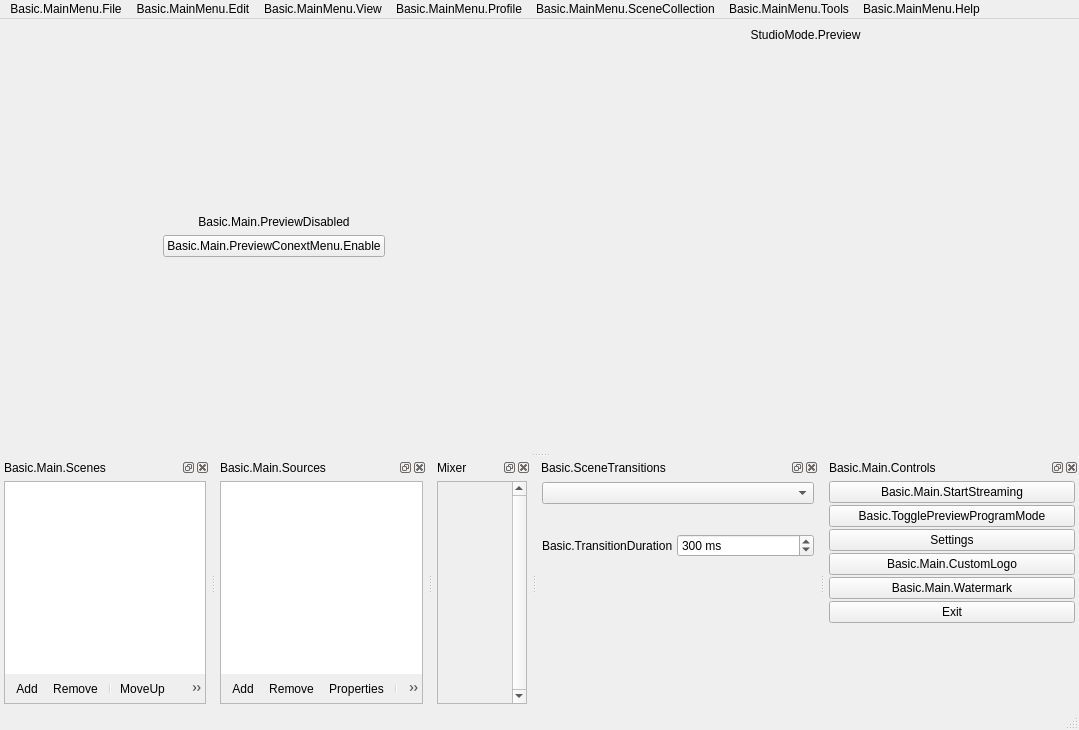
Qt form UI/forms/OBSBasic.ui (evercast/evercast-broadcaster-software) before a commit.
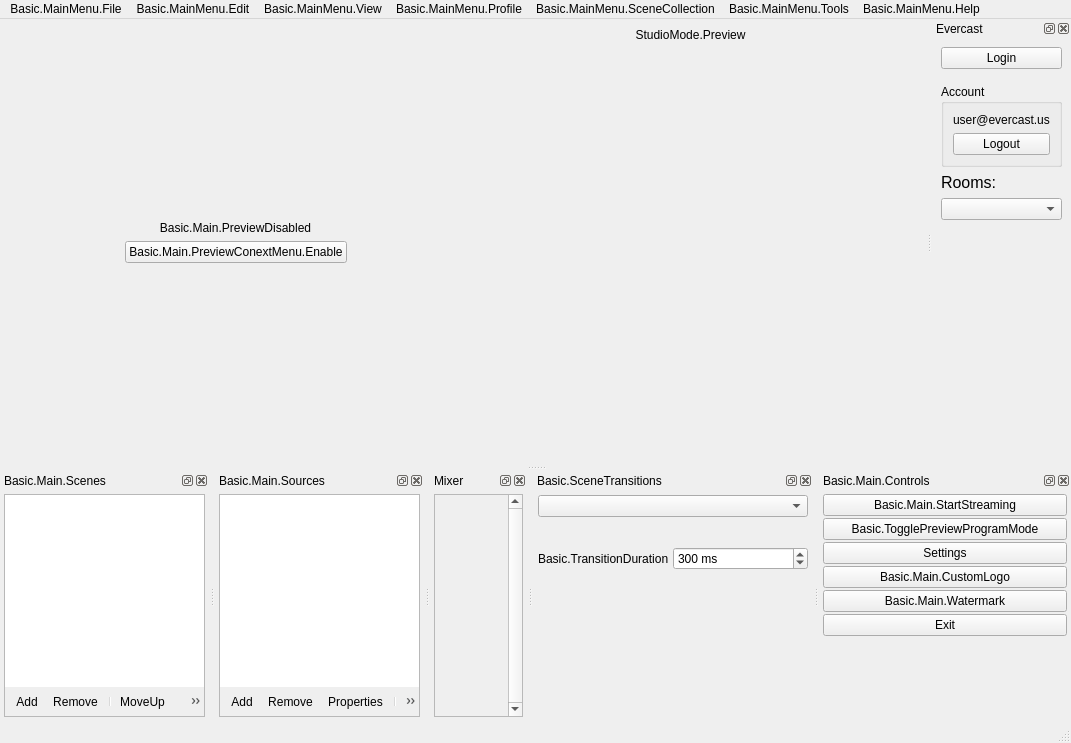
The same form after that commit. Icons and pictures are not drawn. Custom widgets are drawn as their Qt base class.

The edit to the form file:
```diff
--- a/UI/forms/OBSBasic.ui
+++ b/UI/forms/OBSBasic.ui
@@ -7,8 +7,8 @@
    <rect>
     <x>0</x>
     <y>0</y>
-    <width>1079</width>
-    <height>730</height>
+    <width>1071</width>
+    <height>743</height>
    </rect>
   </property>
   <property name="sizePolicy">
@@ -187,7 +187,7 @@
     <rect>
      <x>0</x>
      <y>0</y>
-     <width>1079</width>
+     <width>1071</width>
      <height>22</height>
     </rect>
    </property>
@@ -1060,9 +1060,6 @@
    </widget>
   </widget>
   <widget class="OBSDock" name="controlsDock">
-   <property name="features">
-    <set>QDockWidget::AllDockWidgetFeatures</set>
-   </property>
    <property name="windowTitle">
     <string>Basic.Main.Controls</string>
    </property>
@@ -1177,6 +1174,104 @@
     </layout>
    </widget>
   </widget>
+  <widget class="QDockWidget" name="evercastDoc">
+   <property name="windowTitle">
+    <string>Evercast</string>
+   </property>
+   <attribute name="dockWidgetArea">
+    <number>2</number>
+   </attribute>
+   <widget class="QWidget" name="dockWidgetContents_3">
+    <layout class="QVBoxLayout" name="verticalLayout_8">
+     <item>
+      <widget class="QPushButton" name="loginButton">
+       <property name="text">
+        <string>Login</string>
+       </property>
+      </widget>
+     </item>
+     <item>
+      <widget class="QWidget" name="evercastAccountWidget" native="true">
+       <property name="sizePolicy">
+        <sizepolicy hsizetype="Preferred" vsizetype="Preferred">
+         <horstretch>0</horstretch>
+         <verstretch>0</verstretch>
+        </sizepolicy>
+       </property>
+       <layout class="QVBoxLayout" name="verticalLayout_10">
+        <property name="leftMargin">
+         <number>0</number>
+        </property>
+        <property name="rightMargin">
+         <number>0</number>
+        </property>
+        <item>
+         <widget class="QGroupBox" name="evercastAccountGroupBox">
+          <property name="title">
+           <string>Account</string>
+          </property>
+          <layout class="QVBoxLayout" name="verticalLayout_9">
+           <item>
+            <widget class="QLabel" name="evercastAccountEmail">
+             <property name="text">
+              <string>user@evercast.us</string>
+             </property>
+            </widget>
+           </item>
+           <item>
+            <widget class="QPushButton" name="logoutButton">
+             <property name="text">
+              <string>Logout</string>
+             </property>
+            </widget>
+           </item>
+          </layout>
+         </widget>
+        </item>
+        <item>
+         <widget class="QLabel" name="label_2">
+          <property name="font">
+           <font>
+            <pointsize>12</pointsize>
+           </font>
+          </property>
+          <property name="lineWidth">
+           <number>1</number>
+          </property>
+          <property name="text">
+           <string>Rooms:</string>
+          </property>
+         </widget>
+        </item>
+        <item>
+         <widget class="QComboBox" name="evercastRooms">
+          <property name="editable">
+           <bool>false</bool>
+          </property>
+          <property name="frame">
+           <bool>true</bool>
+          </property>
+         </widget>
+        </item>
+       </layout>
+      </widget>
+     </item>
+     <item>
+      <spacer name="verticalSpacer_4">
+       <property name="orientation">
+        <enum>Qt::Vertical</enum>
+       </property>
+       <property name="sizeHint" stdset="0">
+        <size>
+         <width>20</width>
+         <height>40</height>
+        </size>
+       </property>
+      </spacer>
+     </item>
+    </layout>
+   </widget>
+  </widget>
   <action name="actionAddScene">
    <property name="icon">
     <iconset>
```
Left out of the diff: 4 changed lines with no effect on the pictures.
